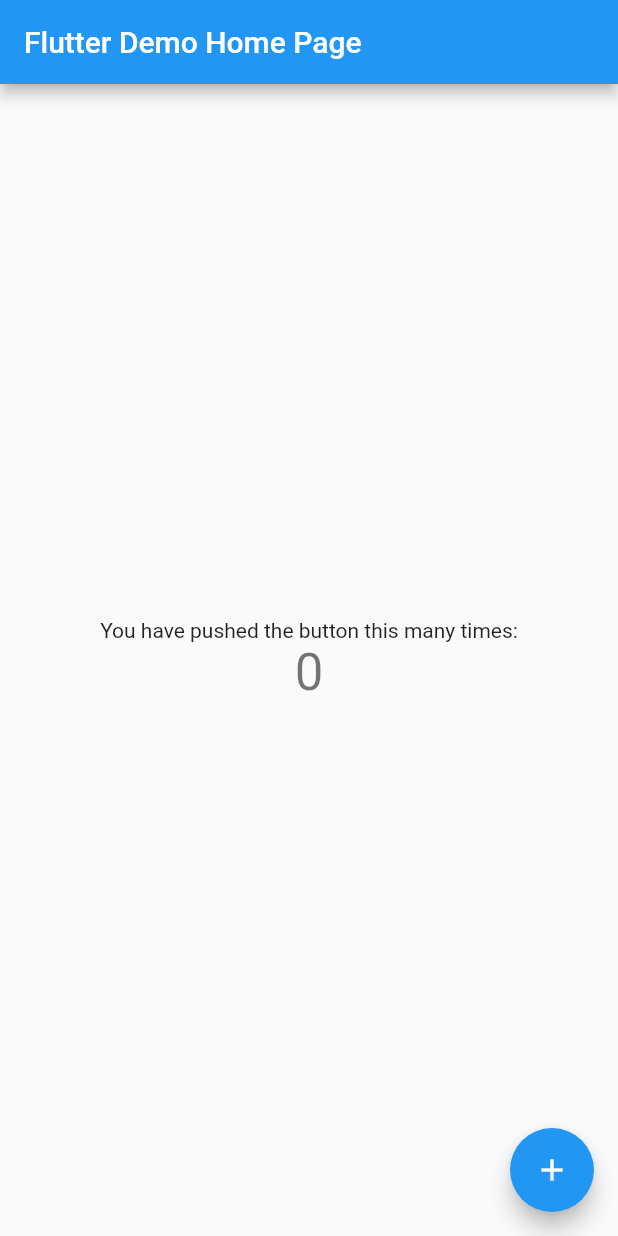
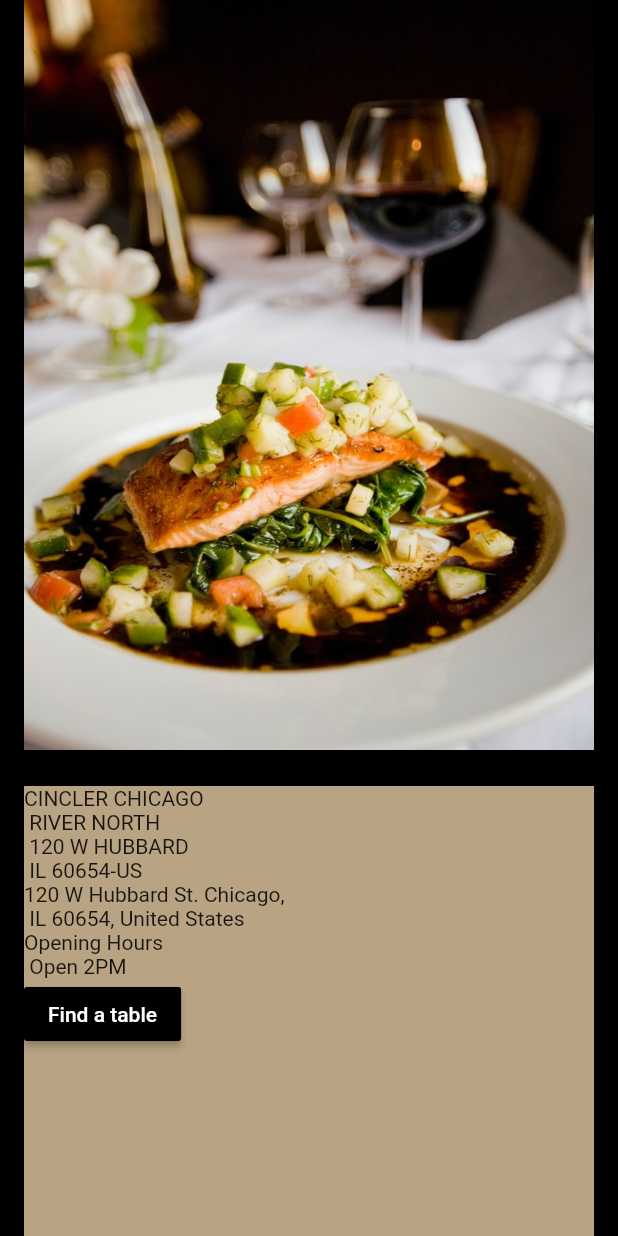
Before and after one commit to Richard-Mbingi/restaurant-ui, a Flutter app: the screen it shows after launch, on a phone screen of 412 x 824 dp. Run offline on Flutter 3.47's test engine with Material 2 defaults, Android fonts, the phone set to English and light mode, and no system bars.

Commit message:
Fill restaurant screen content

```diff
--- a/lib/main.dart
+++ b/lib/main.dart
@@ -1,117 +1,16 @@
 import 'package:flutter/material.dart';
 
-void main() {
-  runApp(MyApp());
-}
+import 'screens/restaurant_screen.dart';
+
+void main() => runApp(MyApp());
 
 class MyApp extends StatelessWidget {
-  // This widget is the root of your application.
+  const MyApp({Key key}) : super(key: key);
+
   @override
   Widget build(BuildContext context) {
     return MaterialApp(
-      title: 'Flutter Demo',
-      theme: ThemeData(
-        // This is the theme of your application.
-        //
-        // Try running your application with "flutter run". You'll see the
-        // application has a blue toolbar. Then, without quitting the app, try
-        // changing the primarySwatch below to Colors.green and then invoke
-        // "hot reload" (press "r" in the console where you ran "flutter run",
-        // or simply save your changes to "hot reload" in a Flutter IDE).
-        // Notice that the counter didn't reset back to zero; the application
-        // is not restarted.
-        primarySwatch: Colors.blue,
-        // This makes the visual density adapt to the platform that you run
-        // the app on. For desktop platforms, the controls will be smaller and
-        // closer together (more dense) than on mobile platforms.
-        visualDensity: VisualDensity.adaptivePlatformDensity,
-      ),
-      home: MyHomePage(title: 'Flutter Demo Home Page'),
+      home: RestaurantScreen(),
     );
   }
 }
-
-class MyHomePage extends StatefulWidget {
-  MyHomePage({Key key, this.title}) : super(key: key);
-
-  // This widget is the home page of your application. It is stateful, meaning
-  // that it has a State object (defined below) that contains fields that affect
-  // how it looks.
-
-  // This class is the configuration for the state. It holds the values (in this
-  // case the title) provided by the parent (in this case the App widget) and
-  // used by the build method of the State. Fields in a Widget subclass are
-  // always marked "final".
-
-  final String title;
-
-  @override
-  _MyHomePageState createState() => _MyHomePageState();
-}
-
-class _MyHomePageState extends State<MyHomePage> {
-  int _counter = 0;
-
-  void _incrementCounter() {
-    setState(() {
-      // This call to setState tells the Flutter framework that something has
-      // changed in this State, which causes it to rerun the build method below
-      // so that the display can reflect the updated values. If we changed
-      // _counter without calling setState(), then the build method would not be
-      // called again, and so nothing would appear to happen.
-      _counter++;
-    });
-  }
-
-  @override
-  Widget build(BuildContext context) {
-    // This method is rerun every time setState is called, for instance as done
-    // by the _incrementCounter method above.
-    //
-    // The Flutter framework has been optimized to make rerunning build methods
-    // fast, so that you can just rebuild anything that needs updating rather
-    // than having to individually change instances of widgets.
-    return Scaffold(
-      appBar: AppBar(
-        // Here we take the value from the MyHomePage object that was created by
-        // the App.build method, and use it to set our appbar title.
-        title: Text(widget.title),
-      ),
-      body: Center(
-        // Center is a layout widget. It takes a single child and positions it
-        // in the middle of the parent.
-        child: Column(
-          // Column is also a layout widget. It takes a list of children and
-          // arranges them vertically. By default, it sizes itself to fit its
-          // children horizontally, and tries to be as tall as its parent.
-          //
-          // Invoke "debug painting" (press "p" in the console, choose the
-          // "Toggle Debug Paint" action from the Flutter Inspector in Android
-          // Studio, or the "Toggle Debug Paint" command in Visual Studio Code)
-          // to see the wireframe for each widget.
-          //
-          // Column has various properties to control how it sizes itself and
-          // how it positions its children. Here we use mainAxisAlignment to
-          // center the children vertically; the main axis here is the vertical
-          // axis because Columns are vertical (the cross axis would be
-          // horizontal).
-          mainAxisAlignment: MainAxisAlignment.center,
-          children: <Widget>[
-            Text(
-              'You have pushed the button this many times:',
-            ),
-            Text(
-              '$_counter',
-              style: Theme.of(context).textTheme.headline4,
-            ),
-          ],
-        ),
-      ),
-      floatingActionButton: FloatingActionButton(
-        onPressed: _incrementCounter,
-        tooltip: 'Increment',
-        child: Icon(Icons.add),
-      ), // This trailing comma makes auto-formatting nicer for build methods.
-    );
-  }
-}
--- /dev/null
+++ b/lib/screens/restaurant_screen.dart
@@ -0,0 +1,47 @@
+import 'package:flutter/material.dart';
+
+class RestaurantScreen extends StatelessWidget {
+  const RestaurantScreen({Key key}) : super(key: key);
+
+  @override
+  Widget build(BuildContext context) {
+    return Scaffold(
+      backgroundColor: Colors.black,
+      body: Center(
+        child: Column(
+          crossAxisAlignment: CrossAxisAlignment.center,
+          mainAxisAlignment: MainAxisAlignment.spaceBetween,
+          children: <Widget>[
+            Container(
+              child: Image.asset(
+                "image/casey-lee-awj7sRviVXo-unsplash.jpg",
+                fit: BoxFit.fill,
+              ),
+              height: 500.0,
+              width: 380.0,
+            ),
+            Container(
+              color: Color(0xffB8A383),
+              height: 300.0,
+              width: 380.0,
+              child: Column(
+                crossAxisAlignment: CrossAxisAlignment.start,
+                children: <Widget>[
+                  Text("CINCLER CHICAGO \n RIVER NORTH \n 120 W HUBBARD \n IL 60654-US"),
+                  Text("120 W Hubbard St. Chicago, \n IL 60654, United States"),
+                  Text("Opening Hours \n Open 2PM"),
+                  MaterialButton(
+                    onPressed: () {},
+                    textColor: Colors.white,
+                    child: Text("Find a table"),
+                    color: Colors.black,
+                  ),
+                ],
+              ),
+            ),
+          ],
+        ),
+      ),
+    );
+  }
+}
```
Also changed, not shown: pubspec.yaml (+3 -10 lines), pubspec.lock.
